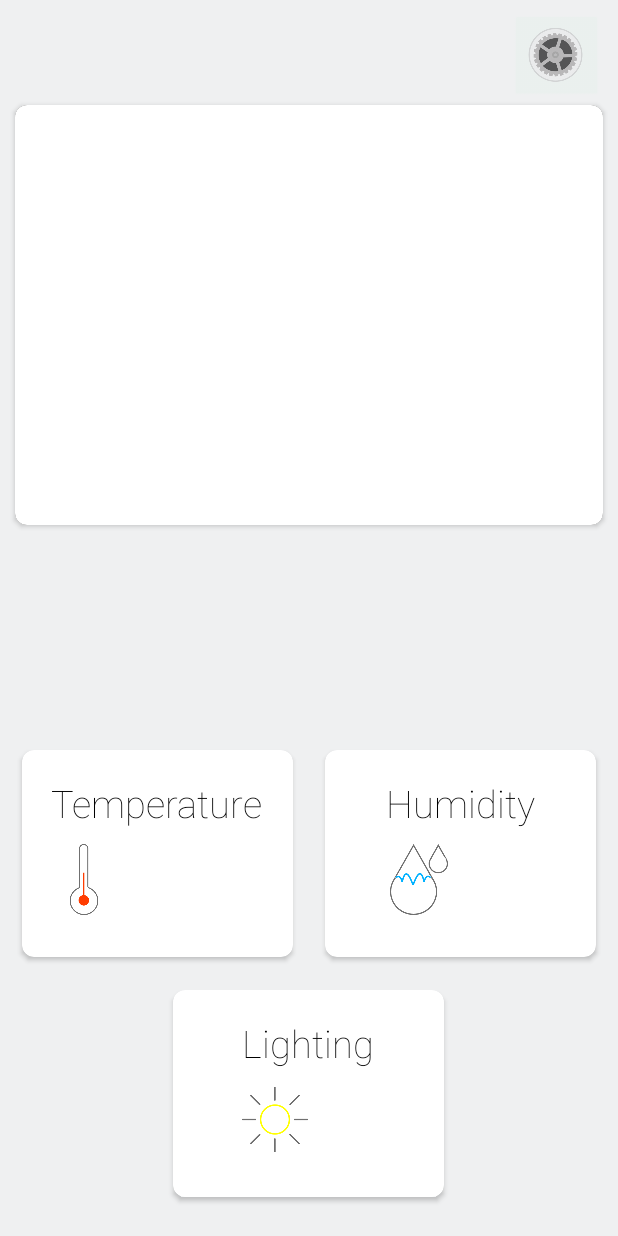
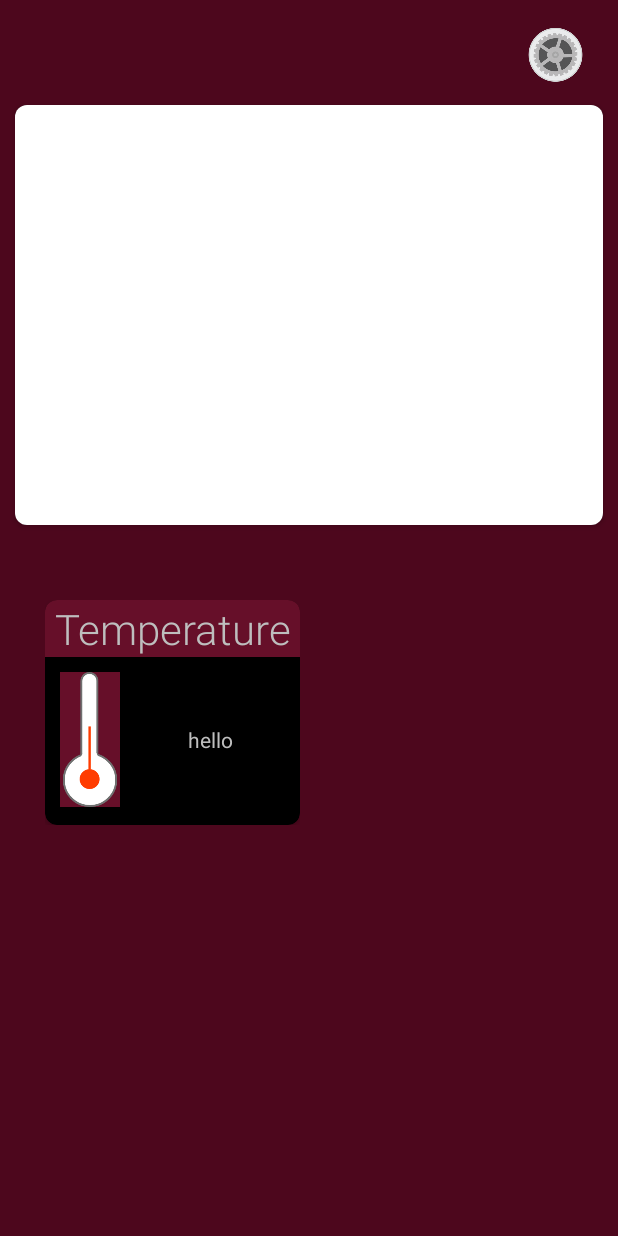
Before and after one commit to jturibe/spicy_chorizo, an Android app: the layout activity_home.xml on its own in the app's theme, with its tools: preview values and no code run, on a phone screen of 412 x 824 dp. Run offline under Robolectric (Android 15) with nearby library versions, the phone set to English and light mode, and no system bars; Roboto replaces fonts that are not available here.

Commit message:
Changing app stuff

```diff
--- a/Particle/app/src/main/res/layout/activity_display_settings.xml
+++ b/Particle/app/src/main/res/layout/activity_display_settings.xml
@@ -6,7 +6,7 @@
     android:layout_height="match_parent"
     android:orientation="vertical"
     tools:context=".displaySettings"
-    android:background="#EFF0F1">
+    android:background="#4D071D">
 
 
     <androidx.cardview.widget.CardView
@@ -21,7 +21,7 @@
             android:layout_width="match_parent"
             android:layout_height="match_parent"
             android:orientation="vertical"
-            android:background="#FFFFFF">
+            android:background="#660F29">
 
             <LinearLayout
                 android:layout_width="match_parent"
@@ -42,7 +42,7 @@
                         android:text="Temperature"
                         android:textSize="30dp"
                         android:fontFamily="sans-serif-thin"
-                        android:textColor="#000000"/>
+                        android:textColor="#FFFFFF"/>
 
                     <TextView
                         android:layout_width="wrap_content"
@@ -50,7 +50,7 @@
                         android:text="Current Settings"
                         android:textSize="18dp"
                         android:fontFamily="sans-serif-thin"
-                        android:textColor="#D3000000"/>
+                        android:textColor="#FFFFFF"/>
 
 
                 </LinearLayout>
@@ -84,7 +84,7 @@
                     android:text="10"
                     android:fontFamily="sans-serif-thin"
                     android:textSize="35dp"
-                    android:textColor="#000000"/>
+                    android:textColor="#FFFFFF"/>
 
                 <TextView
                     android:layout_width="wrap_content"
@@ -92,7 +92,7 @@
                     android:text="ºC"
                     android:fontFamily="sans-serif-thin"
                     android:textSize="35dp"
-                    android:textColor="#000000"/>
+                    android:textColor="#FFFFFF"/>
 
                 <TextView
                     android:layout_width="30dp"
@@ -101,7 +101,7 @@
                     android:gravity="center"
                     android:fontFamily="sans-serif-thin"
                     android:textSize="35dp"
-                    android:textColor="#000000"/>
+                    android:textColor="#FFFFFF"/>
 
                 <TextView
                     android:layout_width="wrap_content"
@@ -109,7 +109,7 @@
                     android:text="25"
                     android:fontFamily="sans-serif-thin"
                     android:textSize="35dp"
-                    android:textColor="#000000"/>
+                    android:textColor="#FFFFFF"/>
 
                 <TextView
                     android:layout_width="wrap_content"
@@ -117,7 +117,7 @@
                     android:text="ºC"
                     android:fontFamily="sans-serif-thin"
                     android:textSize="35dp"
-                    android:textColor="#000000"/>
+                    android:textColor="#FFFFFF"/>
 
 
             </LinearLayout>
@@ -140,7 +140,7 @@
             android:layout_width="match_parent"
             android:layout_height="match_parent"
             android:orientation="vertical"
-            android:background="#FFFFFF">
+            android:background="#660F29">
 
             <LinearLayout
                 android:layout_width="match_parent"
@@ -161,7 +161,7 @@
                         android:text="Humidity"
                         android:textSize="30dp"
                         android:fontFamily="sans-serif-thin"
-                        android:textColor="#000000"/>
+                        android:textColor="#FFFFFF"/>
 
                     <TextView
                         android:layout_width="wrap_content"
@@ -169,7 +169,7 @@
                         android:text="Current Settings"
                         android:textSize="18dp"
                         android:fontFamily="sans-serif-thin"
-                        android:textColor="#D3000000"/>
+                        android:textColor="#FFFFFF"/>
 
 
                 </LinearLayout>
@@ -203,7 +203,7 @@
                     android:text="10"
                     android:fontFamily="sans-serif-thin"
                     android:textSize="35dp"
-                    android:textColor="#000000"/>
+                    android:textColor="#FFFFFF"/>
 
                 <TextView
                     android:layout_width="wrap_content"
@@ -211,7 +211,7 @@
                     android:text="%"
                     android:fontFamily="sans-serif-thin"
                     android:textSize="35dp"
-                    android:textColor="#000000"/>
+                    android:textColor="#FFFFFF"/>
 
                 <TextView
                     android:layout_width="30dp"
@@ -220,7 +220,7 @@
                     android:gravity="center"
                     android:fontFamily="sans-serif-thin"
                     android:textSize="35dp"
-                    android:textColor="#000000"/>
+                    android:textColor="#FFFFFF"/>
 
                 <TextView
                     android:layout_width="wrap_content"
@@ -228,7 +228,7 @@
                     android:text="25"
                     android:fontFamily="sans-serif-thin"
                     android:textSize="35dp"
-                    android:textColor="#000000"/>
+                    android:textColor="#FFFFFF"/>
 
                 <TextView
                     android:layout_width="wrap_content"
@@ -236,7 +236,7 @@
                     android:text="%"
                     android:fontFamily="sans-serif-thin"
                     android:textSize="35dp"
-                    android:textColor="#000000"/>
+                    android:textColor="#FFFFFF"/>
 
 
             </LinearLayout>
--- a/Particle/app/src/main/res/layout/activity_home.xml
+++ b/Particle/app/src/main/res/layout/activity_home.xml
@@ -4,7 +4,7 @@
     xmlns:card_view="http://schemas.android.com/apk/res-auto"
     android:layout_width="match_parent"
     android:layout_height="match_parent"
-    android:background="#EFF0F1">
+    android:background="#4D071D">
 
 
     <LinearLayout
@@ -48,169 +48,256 @@
         android:layout_marginLeft="340sp"
         android:layout_marginTop="10sp"
         android:adjustViewBounds="true"
-        android:backgroundTint="#EAF0EE"
+        android:backgroundTint="#4D071D"
         android:contentDescription="TODO"
         android:scaleType="fitCenter"
         android:src="@drawable/settings_icon" />
 
-    <androidx.cardview.widget.CardView
-        android:id="@+id/temperature_layout"
-        android:layout_width="190dp"
-        android:layout_height="150dp"
-        android:layout_above="@id/lighting_layout"
-        android:layout_marginStart="10dp"
-        android:clickable="true"
-        app:cardBackgroundColor="#FFFFFF"
-        app:cardCornerRadius="8dp"
-        card_view:cardElevation="2dp"
-        card_view:cardUseCompatPadding="true">
+<!--    <androidx.cardview.widget.CardView-->
+<!--        android:id="@+id/temperature_layout"-->
+<!--        android:layout_width="190dp"-->
+<!--        android:layout_height="150dp"-->
+<!--        android:layout_above="@id/lighting_layout"-->
+<!--        android:layout_marginStart="10dp"-->
+<!--        android:clickable="true"-->
+<!--        app:cardBackgroundColor="#660F29"-->
+<!--        app:cardCornerRadius="8dp"-->
+<!--        card_view:cardElevation="2dp"-->
+<!--        card_view:cardUseCompatPadding="true">-->
 
-        <RelativeLayout
+<!--        <RelativeLayout-->
+<!--            android:layout_width="match_parent"-->
+<!--            android:layout_height="match_parent">-->
+
+<!--            <RelativeLayout-->
+<!--                android:layout_width="wrap_content"-->
+<!--                android:layout_height="wrap_content"-->
+<!--                android:layout_centerInParent="true">-->
+
+<!--                <TextView-->
+<!--                    android:id="@+id/temperature_label"-->
+<!--                    android:layout_width="match_parent"-->
+<!--                    android:layout_height="wrap_content"-->
+<!--                    android:fontFamily="sans-serif-thin"-->
+<!--                    android:text="Temperature"-->
+<!--                    android:textColor="#FFFFFF"-->
+<!--                    android:gravity="center"-->
+<!--                    android:textSize="25sp" />-->
+
+<!--                <TextView-->
+<!--                    android:id="@+id/current_temperature"-->
+<!--                    android:layout_width="wrap_content"-->
+<!--                    android:layout_height="wrap_content"-->
+<!--                    android:layout_below="@id/temperature_label"-->
+<!--                    android:layout_toEndOf="@id/thermometer"-->
+<!--                    android:fontFamily="sans-serif-thin"-->
+<!--                    android:textColor="#FFFFFF"-->
+<!--                    android:textSize="50sp" />-->
+
+<!--                <ImageView-->
+<!--                    android:id="@+id/thermometer"-->
+<!--                    android:layout_width="44dp"-->
+<!--                    android:layout_height="47dp"-->
+<!--                    android:layout_below="@id/temperature_label"-->
+<!--                    android:layout_marginTop="10dp"-->
+<!--                    android:src="@drawable/thermo" />-->
+
+<!--            </RelativeLayout>-->
+<!--        </RelativeLayout>-->
+<!--    </androidx.cardview.widget.CardView>-->
+
+<!--    <androidx.cardview.widget.CardView-->
+<!--        android:id="@+id/lighting_layout"-->
+<!--        android:layout_width="190dp"-->
+<!--        android:layout_height="150dp"-->
+<!--        android:layout_alignParentBottom="true"-->
+<!--        android:layout_centerHorizontal="true"-->
+<!--        android:layout_marginTop="10dp"-->
+<!--        android:layout_marginBottom="10dp"-->
+<!--        android:clickable="true"-->
+<!--        app:cardBackgroundColor="#660F29"-->
+<!--        app:cardCornerRadius="8dp"-->
+<!--        card_view:cardElevation="2dp"-->
+<!--        card_view:cardUseCompatPadding="true">-->
+
+<!--        <RelativeLayout-->
+<!--            android:layout_width="match_parent"-->
+<!--            android:layout_height="match_parent">-->
+
+<!--            <RelativeLayout-->
+<!--                android:layout_width="wrap_content"-->
+<!--                android:layout_height="wrap_content"-->
+<!--                android:layout_centerInParent="true">-->
+
+<!--                <TextView-->
+<!--                    android:id="@+id/light_label"-->
+<!--                    android:layout_width="match_parent"-->
+<!--                    android:layout_height="wrap_content"-->
+<!--                    android:fontFamily="sans-serif-thin"-->
+<!--                    android:text="Lighting"-->
+<!--                    android:gravity="center"-->
+<!--                    android:textColor="#FFFFFF"-->
+<!--                    android:textSize="25sp" />-->
+
+<!--                <TextView-->
+<!--                    android:id="@+id/current_light"-->
+<!--                    android:layout_width="wrap_content"-->
+<!--                    android:layout_height="wrap_content"-->
+<!--                    android:layout_below="@id/light_label"-->
+<!--                    android:layout_toEndOf="@id/light"-->
+<!--                    android:fontFamily="sans-serif-thin"-->
+<!--                    android:textColor="#FFFFFF"-->
+<!--                    android:textSize="50sp" />-->
+
+<!--                <ImageView-->
+<!--                    android:id="@+id/light"-->
+<!--                    android:layout_width="44dp"-->
+<!--                    android:layout_height="47dp"-->
+<!--                    android:layout_below="@id/light_label"-->
+<!--                    android:layout_marginTop="10dp"-->
+<!--                    android:layout_marginEnd="5dp"-->
+<!--                    android:src="@drawable/lig" />-->
+
+<!--            </RelativeLayout>-->
+<!--        </RelativeLayout>-->
+<!--    </androidx.cardview.widget.CardView>-->
+
+<!--    <androidx.cardview.widget.CardView-->
+<!--        android:id="@+id/humidity_layout"-->
+<!--        android:layout_width="190dp"-->
+<!--        android:layout_height="150dp"-->
+<!--        android:layout_above="@id/lighting_layout"-->
+<!--        android:layout_alignParentEnd="true"-->
+<!--        android:layout_marginEnd="10dp"-->
+<!--        android:clickable="true"-->
+<!--        app:cardBackgroundColor="#660F29"-->
+<!--        app:cardCornerRadius="8dp"-->
+<!--        card_view:cardElevation="2dp"-->
+<!--        card_view:cardUseCompatPadding="true">-->
+
+<!--        <RelativeLayout-->
+<!--            android:layout_width="match_parent"-->
+<!--            android:layout_height="match_parent">-->
+
+<!--            <RelativeLayout-->
+<!--                android:layout_width="wrap_content"-->
+<!--                android:layout_height="wrap_content"-->
+<!--                android:layout_centerInParent="true">-->
+
+<!--                <TextView-->
+<!--                    android:id="@+id/humidity_label"-->
+<!--                    android:layout_width="match_parent"-->
+<!--                    android:layout_height="wrap_content"-->
+<!--                    android:fontFamily="sans-serif-thin"-->
+<!--                    android:text="Humidity"-->
+<!--                    android:gravity="center"-->
+<!--                    android:textColor="#FFFFFF"-->
+<!--                    android:textSize="25sp" />-->
+
+<!--                <TextView-->
+<!--                    android:id="@+id/current_humidity"-->
+<!--                    android:layout_width="wrap_content"-->
+<!--                    android:layout_height="wrap_content"-->
+<!--                    android:layout_below="@id/humidity_label"-->
+<!--                    android:layout_toEndOf="@id/hum"-->
+<!--                    android:fontFamily="sans-serif-thin"-->
+<!--                    android:textColor="#FFFFFF"-->
+<!--                    android:textSize="50sp" />-->
+
+<!--                <ImageView-->
+<!--                    android:id="@+id/hum"-->
+<!--                    android:layout_width="44dp"-->
+<!--                    android:layout_height="47dp"-->
+<!--                    android:layout_below="@id/humidity_label"-->
+<!--                    android:layout_marginTop="10dp"-->
+<!--                    android:layout_marginLeft="5dp"-->
+<!--                    android:src="@drawable/humid" />-->
+
+<!--            </RelativeLayout>-->
+<!--        </RelativeLayout>-->
+<!--    </androidx.cardview.widget.CardView>-->
+
+    <androidx.appcompat.widget.LinearLayoutCompat
+        android:layout_width="match_parent"
+        android:layout_height="320dp"
+        android:layout_marginTop="400dp"
+        android:orientation="vertical">
+
+        <LinearLayout
             android:layout_width="match_parent"
-            android:layout_height="match_parent">
+            android:layout_height="150dp"
+            android:layout_marginLeft="30dp"
+            android:layout_marginRight="30dp"
+            android:orientation="horizontal">
 
-            <RelativeLayout
-                android:layout_width="wrap_content"
-                android:layout_height="wrap_content"
-                android:layout_centerInParent="true">
+            <LinearLayout
+                android:layout_width="170dp"
+                android:layout_height="match_parent"
+                android:orientation="vertical">
 
-                <TextView
-                    android:id="@+id/temperature_label"
-                    android:layout_width="wrap_content"
-                    android:layout_height="wrap_content"
-                    android:fontFamily="sans-serif-thin"
-                    android:text="Temperature"
-                    android:textColor="#000000"
-                    android:textSize="25sp" />
+                <androidx.cardview.widget.CardView
+                    android:layout_width="match_parent"
+                    android:layout_height="match_parent"
+                    android:background="#660F29"
+                    app:cardCornerRadius="8dp">
 
-                <TextView
-                    android:id="@+id/current_temperature"
-                    android:layout_width="wrap_content"
-                    android:layout_height="wrap_content"
-                    android:layout_below="@id/temperature_label"
-                    android:layout_toEndOf="@id/thermometer"
-                    android:fontFamily="sans-serif-thin"
-                    android:textColor="#000000"
-                    android:textSize="50sp" />
+                    <LinearLayout
+                        android:layout_width="match_parent"
+                        android:layout_height="wrap_content"
+                        android:orientation="vertical">
 
-                <ImageView
-                    android:id="@+id/thermometer"
-                    android:layout_width="44dp"
-                    android:layout_height="47dp"
-                    android:layout_below="@id/temperature_label"
-                    android:layout_marginTop="10dp"
-                    android:src="@drawable/thermo" />
+                        <LinearLayout
+                            android:layout_width="match_parent"
+                            android:layout_height="match_parent"
+                            android:orientation="horizontal">
 
-            </RelativeLayout>
-        </RelativeLayout>
-    </androidx.cardview.widget.CardView>
+                            <TextView
+                                android:layout_width="match_parent"
+                                android:layout_height="wrap_content"
+                                android:background="#660F29"
+                                android:text="Temperature"
+                                android:textSize="28dp"
+                                android:gravity="center"
+                                android:fontFamily="sans-serif-light"/>
 
-    <androidx.cardview.widget.CardView
-        android:id="@+id/lighting_layout"
-        android:layout_width="190dp"
-        android:layout_height="150dp"
-        android:layout_alignParentBottom="true"
-        android:layout_centerHorizontal="true"
-        android:layout_marginTop="10dp"
-        android:layout_marginBottom="20dp"
-        android:clickable="true"
-        app:cardBackgroundColor="#FFFFFF"
-        app:cardCornerRadius="8dp"
-        card_view:cardElevation="2dp"
-        card_view:cardUseCompatPadding="true">
+                        </LinearLayout>
 
-        <RelativeLayout
-            android:layout_width="match_parent"
-            android:layout_height="match_parent">
+                        <LinearLayout
+                            android:layout_width="match_parent"
+                            android:layout_height="110dp"
+                            android:orientation="horizontal">
 
-            <RelativeLayout
-                android:layout_width="wrap_content"
-                android:layout_height="wrap_content"
-                android:layout_centerInParent="true">
+                            <RelativeLayout
+                                android:layout_width="40dp"
+                                android:layout_height="match_parent"
+                                android:layout_marginLeft="10dp"
+                                android:layout_marginTop="10dp">
 
-                <TextView
-                    android:id="@+id/light_label"
-                    android:layout_width="wrap_content"
-                    android:layout_height="wrap_content"
-                    android:fontFamily="sans-serif-thin"
-                    android:text="Lighting"
-                    android:textColor="#000000"
-                    android:textSize="25sp" />
+                                <ImageView
+                                    android:layout_width="40dp"
+                                    android:layout_height="90dp"
+                                    android:src="@drawable/thermo"
+                                    android:scaleType="fitCenter"
+                                    android:background="#660F29"/>
 
-                <TextView
-                    android:id="@+id/current_light"
-                    android:layout_width="wrap_content"
-                    android:layout_height="wrap_content"
-                    android:layout_below="@id/light_label"
-                    android:layout_toEndOf="@id/light"
-                    android:fontFamily="sans-serif-thin"
-                    android:textColor="#070707"
-                    android:textSize="50sp" />
+                            </RelativeLayout>
 
-                <ImageView
-                    android:id="@+id/light"
-                    android:layout_width="44dp"
-                    android:layout_height="47dp"
-                    android:layout_below="@id/light_label"
-                    android:layout_marginTop="10dp"
-                    android:layout_marginEnd="5dp"
-                    android:src="@drawable/lig" />
+                            <TextView
+                                android:layout_width="match_parent"
+                                android:layout_height="match_parent"
+                                android:text="hello"
+                                android:gravity="center"/>
 
-            </RelativeLayout>
-        </RelativeLayout>
-    </androidx.cardview.widget.CardView>
+                        </LinearLayout>
 
-    <androidx.cardview.widget.CardView
-        android:id="@+id/humidity_layout"
-        android:layout_width="190dp"
-        android:layout_height="150dp"
-        android:layout_above="@id/lighting_layout"
-        android:layout_alignParentEnd="true"
-        android:layout_marginEnd="10dp"
-        android:clickable="true"
-        app:cardBackgroundColor="#FFFFFF"
-        app:cardCornerRadius="8dp"
-        card_view:cardElevation="2dp"
-        card_view:cardUseCompatPadding="true">
+                    </LinearLayout>
 
-        <RelativeLayout
-            android:layout_width="match_parent"
-            android:layout_height="match_parent">
+                </androidx.cardview.widget.CardView>
 
-            <RelativeLayout
-                android:layout_width="wrap_content"
-                android:layout_height="wrap_content"
-                android:layout_centerInParent="true">
+            </LinearLayout>
 
-                <TextView
-                    android:id="@+id/humidity_label"
-                    android:layout_width="wrap_content"
-                    android:layout_height="wrap_content"
-                    android:fontFamily="sans-serif-thin"
-                    android:text="Humidity"
-                    android:textColor="#000000"
-                    android:textSize="25sp" />
+        </LinearLayout>
 
-                <TextView
-                    android:id="@+id/current_humidity"
-                    android:layout_width="wrap_content"
-                    android:layout_height="wrap_content"
-                    android:layout_below="@id/humidity_label"
-                    android:layout_toEndOf="@id/hum"
-                    android:fontFamily="sans-serif-thin"
-                    android:textColor="#070707"
-                    android:textSize="50sp" />
+    </androidx.appcompat.widget.LinearLayoutCompat>
 
-                <ImageView
-                    android:id="@+id/hum"
-                    android:layout_width="44dp"
-                    android:layout_height="47dp"
-                    android:layout_below="@id/humidity_label"
-                    android:layout_marginTop="10dp"
-                    android:layout_marginEnd="5dp"
-                    android:src="@drawable/humid" />
-
-            </RelativeLayout>
-        </RelativeLayout>
-    </androidx.cardview.widget.CardView>
 </RelativeLayout>
```
